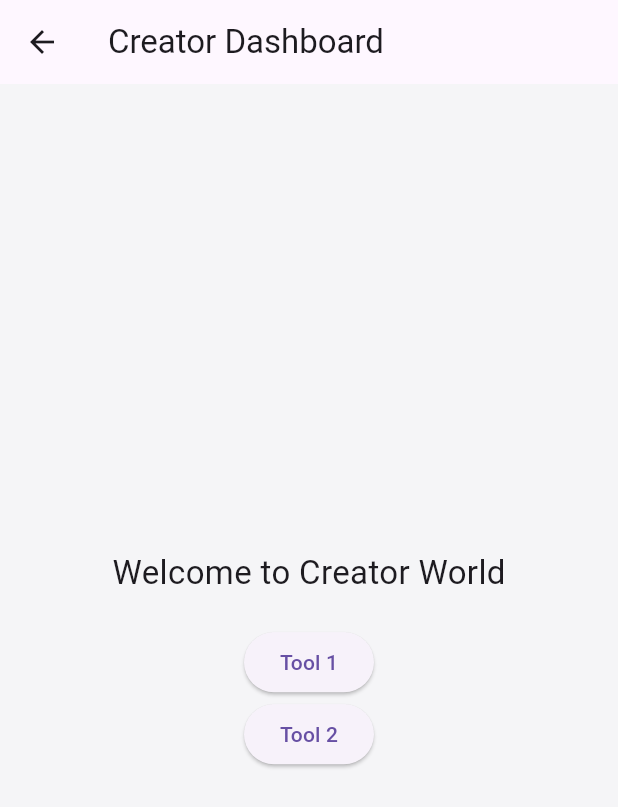
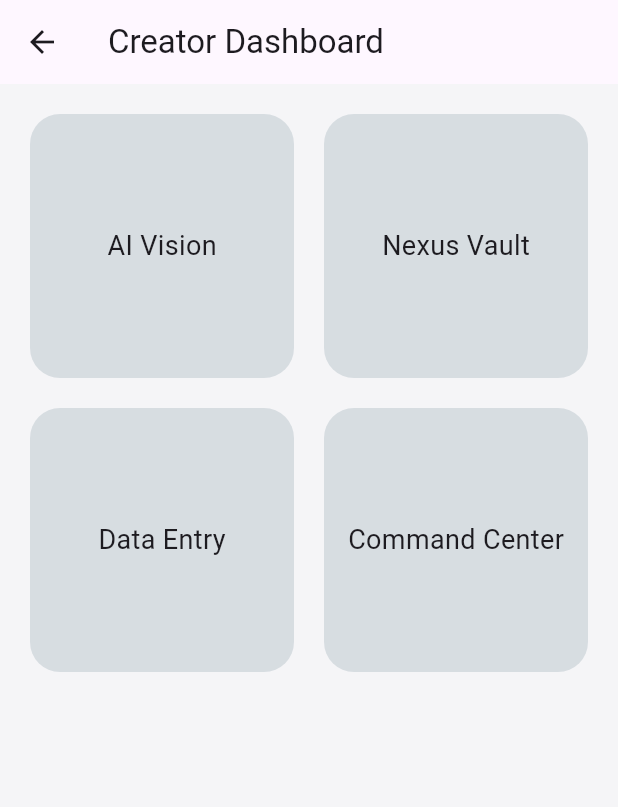
Before and after one commit to maanigargpandey-gif/jarvis-backend, a Flutter app: the CreatorDashboard screen opened directly, on a phone screen of 412 x 824 dp. Shown: the top 807 px of the screen. Run offline on Flutter 3.47's test engine with Material 3 defaults, Android fonts, the phone set to English and light mode, and no system bars; our stand-ins replace shared_preferences; accounts and stored records are empty.

Commit message:
Update creator_dashboard.dart

```diff
--- a/frontend/lib/screens/creator_dashboard.dart
+++ b/frontend/lib/screens/creator_dashboard.dart
@@ -1,23 +1,46 @@
 import 'package:flutter/material.dart';
+import '../services/api_service.dart';
 
 class CreatorDashboard extends StatelessWidget {
   const CreatorDashboard({super.key});
+
+  final List<Map<String, String>> tools = const [
+    {"name": "AI Vision", "id": "vision"},
+    {"name": "Nexus Vault", "id": "vault"},
+    {"name": "Data Entry", "id": "data"},
+    {"name": "Command Center", "id": "cmd"},
+  ];
 
   @override
   Widget build(BuildContext context) {
     return Scaffold(
       appBar: AppBar(title: const Text("Creator Dashboard")),
-      body: Center(
-        child: Column(
-          mainAxisAlignment: MainAxisAlignment.center,
-          children: [
-            const Text("Welcome to Creator World", style: TextStyle(fontSize: 22)),
-            const SizedBox(height: 20),
-            // यहाँ आगे चलकर आपके वो 4 ऑप्शन्स आएंगे
-            ElevatedButton(onPressed: () {}, child: const Text("Tool 1")),
-            ElevatedButton(onPressed: () {}, child: const Text("Tool 2")),
-          ],
+      body: GridView.builder(
+        padding: const EdgeInsets.all(20),
+        gridDelegate: const SliverGridDelegateWithFixedCrossAxisCount(
+          crossAxisCount: 2,
+          crossAxisSpacing: 20,
+          mainAxisSpacing: 20,
         ),
+        itemCount: tools.length,
+        itemBuilder: (context, index) {
+          return InkWell(
+            onTap: () async {
+              // क्रिएटर टूल कॉल करना
+              final result = await ApiService.callCreatorTool(tools[index]['id']!, "mani_jarvis_admin_786");
+              ScaffoldMessenger.of(context).showSnackBar(
+                SnackBar(content: Text("Tool ${tools[index]['name']} Result: ${result['status']}")),
+              );
+            },
+            child: Container(
+              decoration: BoxDecoration(
+                color: Colors.blueGrey.withOpacity(0.2),
+                borderRadius: BorderRadius.circular(20),
+              ),
+              child: Center(child: Text(tools[index]['name']!, style: const TextStyle(fontSize: 18))),
+            ),
+          );
+        },
       ),
     );
   }
```
